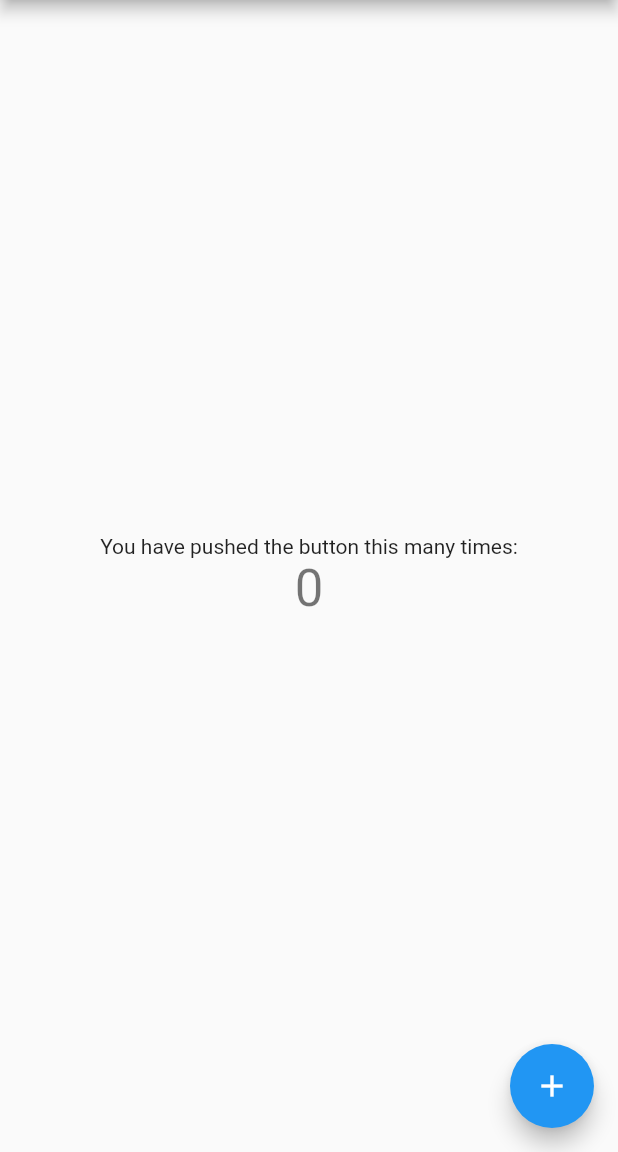
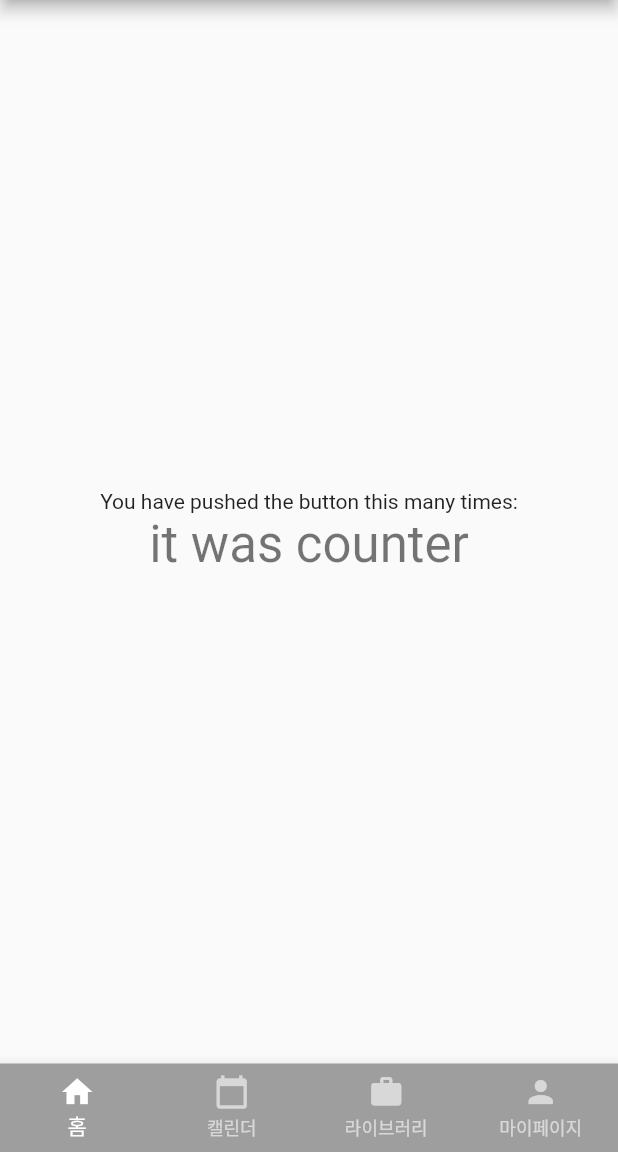
Before and after one commit to ssadakk/workout_history, a Flutter app: the screen it shows after launch, on a phone screen of 412 x 824 dp, the part 84-1236 px from its top. Run offline on Flutter 3.47's test engine with Material 2 defaults, Android fonts, the phone set to English and light mode, and no system bars.

Commit message:
put tab item for test

```diff
--- a/lib/main.dart
+++ b/lib/main.dart
@@ -13,15 +13,6 @@ class MyApp extends StatelessWidget {
     return MaterialApp(
       title: 'Flutter Demo',
       theme: ThemeData(
-        // This is the theme of your application.
-        //
-        // Try running your application with "flutter run". You'll see the
-        // application has a blue toolbar. Then, without quitting the app, try
-        // changing the primarySwatch below to Colors.green and then invoke
-        // "hot reload" (press "r" in the console where you ran "flutter run",
-        // or simply save your changes to "hot reload" in a Flutter IDE).
-        // Notice that the counter didn't reset back to zero; the application
-        // is not restarted.
         primarySwatch: Colors.blue,
       ),
       home: const MyHomePage(title: 'Flutter Demo Home Page'),
@@ -31,16 +22,6 @@ class MyApp extends StatelessWidget {
 
 class MyHomePage extends StatefulWidget {
   const MyHomePage({Key? key, required this.title}) : super(key: key);
-
-  // This widget is the home page of your application. It is stateful, meaning
-  // that it has a State object (defined below) that contains fields that affect
-  // how it looks.
-
-  // This class is the configuration for the state. It holds the values (in this
-  // case the title) provided by the parent (in this case the App widget) and
-  // used by the build method of the State. Fields in a Widget subclass are
-  // always marked "final".
-
   final String title;
 
   @override
@@ -48,68 +29,44 @@ class MyHomePage extends StatefulWidget {
 }
 
 class _MyHomePageState extends State<MyHomePage> {
-  int _counter = 0;
-
-  void _incrementCounter() {
-    setState(() {
-      // This call to setState tells the Flutter framework that something has
-      // changed in this State, which causes it to rerun the build method below
-      // so that the display can reflect the updated values. If we changed
-      // _counter without calling setState(), then the build method would not be
-      // called again, and so nothing would appear to happen.
-      _counter++;
-    });
-  }
-
   @override
   Widget build(BuildContext context) {
-    // This method is rerun every time setState is called, for instance as done
-    // by the _incrementCounter method above.
-    //
-    // The Flutter framework has been optimized to make rerunning build methods
-    // fast, so that you can just rebuild anything that needs updating rather
-    // than having to individually change instances of widgets.
     return Scaffold(
       appBar: AppBar(
-        // Here we take the value from the MyHomePage object that was created by
-        // the App.build method, and use it to set our appbar title.
         title: Text(widget.title),
       ),
+      bottomNavigationBar: BottomNavigationBar(
+        type: BottomNavigationBarType.fixed,
+        backgroundColor: Colors.grey,
+        selectedItemColor: Colors.white,
+        unselectedItemColor: Colors.white.withOpacity(.60),
+        onTap: (index) {
+          setState(() {
+            print("selected index : $index");
+          });
+        },
+        items: [
+          BottomNavigationBarItem(label: "홈", icon: Icon(Icons.home)),
+          BottomNavigationBarItem(
+              label: "캘린더", icon: Icon(Icons.calendar_today)),
+          BottomNavigationBarItem(label: "라이브러리", icon: Icon(Icons.work)),
+          BottomNavigationBarItem(label: "마이페이지", icon: Icon(Icons.person)),
+        ],
+      ),
       body: Center(
-        // Center is a layout widget. It takes a single child and positions it
-        // in the middle of the parent.
         child: Column(
-          // Column is also a layout widget. It takes a list of children and
-          // arranges them vertically. By default, it sizes itself to fit its
-          // children horizontally, and tries to be as tall as its parent.
-          //
-          // Invoke "debug painting" (press "p" in the console, choose the
-          // "Toggle Debug Paint" action from the Flutter Inspector in Android
-          // Studio, or the "Toggle Debug Paint" command in Visual Studio Code)
-          // to see the wireframe for each widget.
-          //
-          // Column has various properties to control how it sizes itself and
-          // how it positions its children. Here we use mainAxisAlignment to
-          // center the children vertically; the main axis here is the vertical
-          // axis because Columns are vertical (the cross axis would be
-          // horizontal).
           mainAxisAlignment: MainAxisAlignment.center,
           children: <Widget>[
             const Text(
               'You have pushed the button this many times:',
             ),
             Text(
-              '$_counter',
+              'it was counter',
               style: Theme.of(context).textTheme.headline4,
             ),
           ],
         ),
       ),
-      floatingActionButton: FloatingActionButton(
-        onPressed: _incrementCounter,
-        tooltip: 'Increment',
-        child: const Icon(Icons.add),
-      ), // This trailing comma makes auto-formatting nicer for build methods.
     );
   }
 }
```
